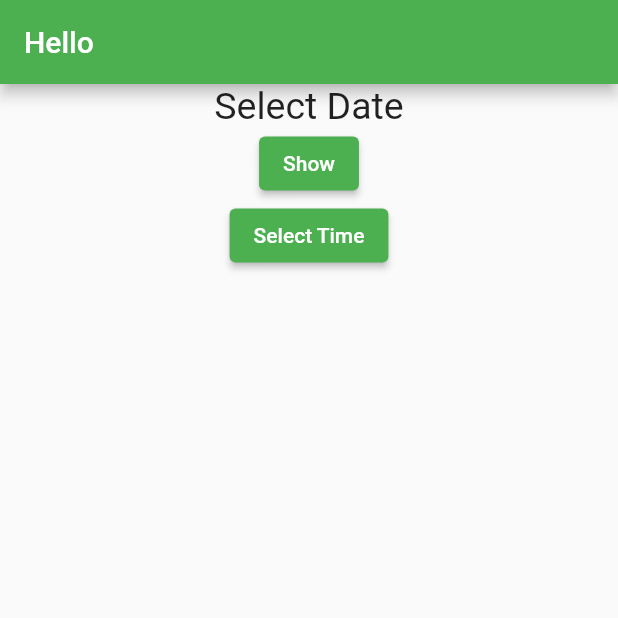
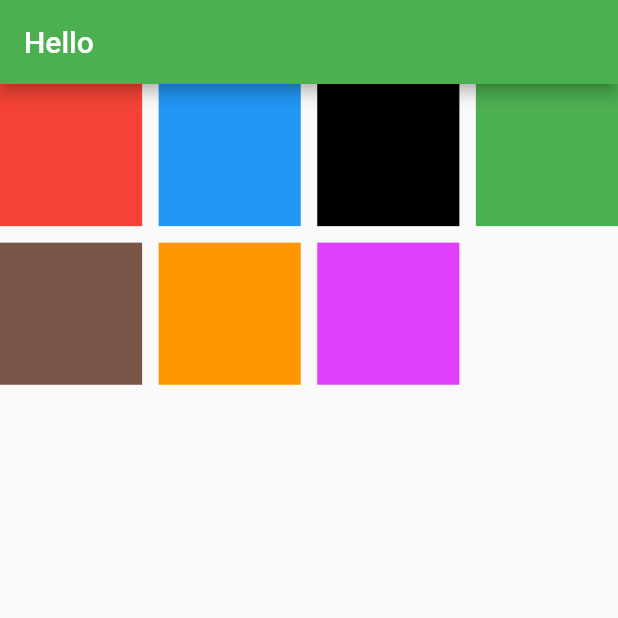
Before and after one commit to sthnischal/Flutter-Basics, a Flutter app: the screen it shows after launch, on a phone screen of 412 x 824 dp, the top half of it. Run offline on Flutter 3.47's test engine with Material 2 defaults, Android fonts, the phone set to English and light mode, and no system bars.

Commit message:
GridView and GridViewBuilder Widget added

```diff
--- a/flutterbasics/lib/main.dart
+++ b/flutterbasics/lib/main.dart
@@ -21,51 +21,82 @@ class FlutterApp extends StatelessWidget {
 }
 
 class DashBoardScreen extends StatelessWidget {
-  var emailText = TextEditingController();
-  var passText = TextEditingController();
-
   @override
   Widget build(BuildContext context) {
-    var time = DateTime.now();
+    var arrColors = [
+      Colors.red,
+      Colors.blue,
+      Colors.black,
+      Colors.green,
+      Colors.brown,
+      Colors.orange,
+      Colors.purpleAccent
+    ];
+
     return Scaffold(
         appBar: AppBar(
           title: Text('Hello'),
         ),
-        body: Center(
-          child: Column(
-            children: [
-              Text(
-                'Select Date',
-                style: TextStyle(fontSize: 25),
-              ),
-              ElevatedButton(
-                  onPressed: () async {
-                    DateTime? datePicked = await showDatePicker(
-                        context: context, // ? for if null value
-                        initialDate: DateTime.now(),
-                        firstDate: DateTime(2023),
-                        lastDate: DateTime(2025));
+        body:
+            //gridviewbuilder directly fetch container with single line of code
+            GridView.builder(
+          itemBuilder: (context, index) {
+            return Container(
+              color: arrColors[index],
+            );
+          },
+          itemCount: arrColors.length,
+          gridDelegate:
+              //SliverGridDelegateWithFixedCrossAxisCount(
+              SliverGridDelegateWithMaxCrossAxisExtent(
+            maxCrossAxisExtent: 100,
+            //crossAxisCount: 3,
+            mainAxisSpacing: 11,
+            crossAxisSpacing: 11,
+          ),
+        )
 
-                    if (datePicked != null) {
-                      print(
-                          'Date Selected: ${datePicked.day}-${datePicked.month}-${datePicked.year}');
-                    }
-                  },
-                  child: Text('Show')),
-              ElevatedButton(
-                  onPressed: () async {
-                    TimeOfDay? pickedTime = await showTimePicker(
-                        context: context, initialTime: TimeOfDay.now());
-                    //initialEntryMode: TimePickerEntryMode.input);
-                    //initialEntryMode: TimePickerEntryMode.dial); //it is bydefault date picker
-                    if (pickedTime != null) {
-                      print(
-                          'Time Selected: ${pickedTime.hour}: ${pickedTime.minute}');
-                    }
-                  },
-                  child: Text('Select Time'))
-            ],
-          ),
-        ));
+        // Column(
+        //   children: [
+        //     Container(
+        //       height: 200,
+        //       child: GridView.count(
+        //         crossAxisCount: 5,
+        //         crossAxisSpacing: 11,
+        //         mainAxisSpacing: 11,
+        //         children: [
+        //           Container(color: arrColors[0]),
+        //           Container(color: arrColors[1]),
+        //           Container(color: arrColors[2]),
+        //           Container(color: arrColors[3]),
+        //           Container(color: arrColors[4]),
+        //           Container(color: arrColors[5]),
+        //           Container(color: arrColors[6]),
+        //         ],
+        //       ),
+        //     ),
+        //     Container(
+        //       height: 100,
+        //     ),
+        //     Container(
+        //       height: 200,
+        //       child: GridView.extent(
+        //         maxCrossAxisExtent: 50,
+        //         crossAxisSpacing: 11,
+        //         mainAxisSpacing: 11,
+        //         children: [
+        //           Container(color: arrColors[0]),
+        //           Container(color: arrColors[1]),
+        //           Container(color: arrColors[2]),
+        //           Container(color: arrColors[3]),
+        //           Container(color: arrColors[4]),
+        //           Container(color: arrColors[5]),
+        //           Container(color: arrColors[6]),
+        //         ],
+        //       ),
+        //     )
+        //   ],
+        // )
+        );
   }
 }
```
